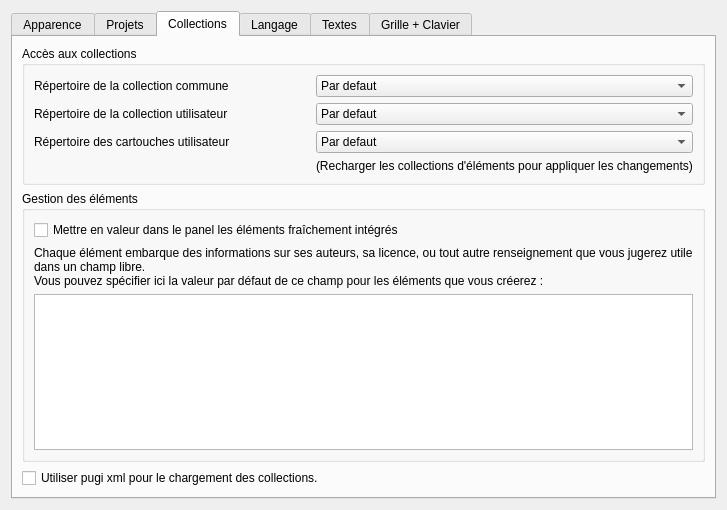
Before: the Qt Designer form sources/ui/configpage/generalconfigurationpage.ui in qelectrotech/qelectrotech-source-mirror, drawn with Qt 5.
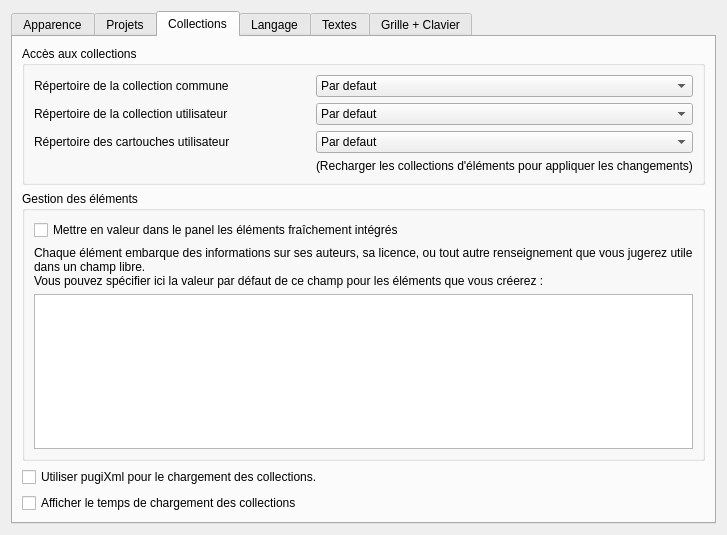
After: the same form once the commit is applied. The open tabs and pages were chosen to show the change.

Commit message: Add Checkbox to enable or disable the dialog to display the elpsaed time of collection loading

Diff of the .ui file:
```diff
--- a/sources/ui/configpage/generalconfigurationpage.ui
+++ b/sources/ui/configpage/generalconfigurationpage.ui
@@ -7,7 +7,7 @@
     <x>0</x>
     <y>0</y>
     <width>727</width>
-    <height>510</height>
+    <height>535</height>
    </rect>
   </property>
   <property name="windowTitle">
@@ -328,7 +328,14 @@
        <item>
         <widget class="QCheckBox" name="m_use_pugi_xml">
          <property name="text">
-          <string>Utiliser pugi xml pour le chargement des collections.</string>
+          <string>Utiliser pugiXml pour le chargement des collections.</string>
+         </property>
+        </widget>
+       </item>
+       <item>
+        <widget class="QCheckBox" name="m_use_timer_widget">
+         <property name="text">
+          <string>Afficher le temps de chargement des collections</string>
          </property>
         </widget>
        </item>
```
Left out of the diff: 2 changed lines with no effect on the pictures. The commit also changes 2 other files.
